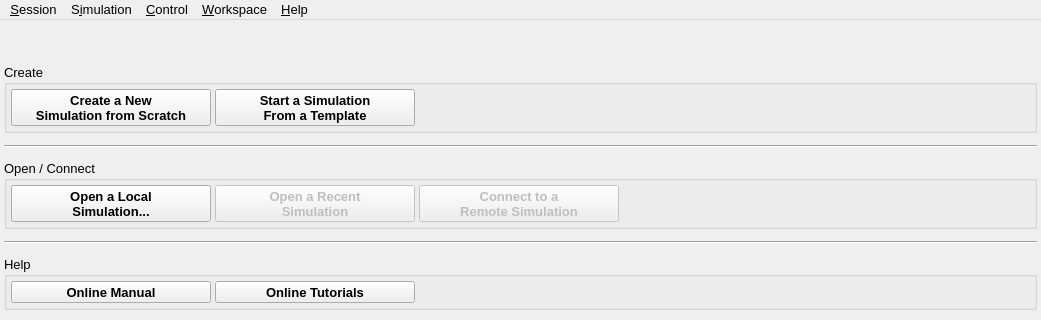
disorderedmaterials/dissolve, file src/gui/gui.ui: the form before one commit; both pictures show x 0 to 1041 and y 0 to 320 of the 1041 by 790 pixel window.
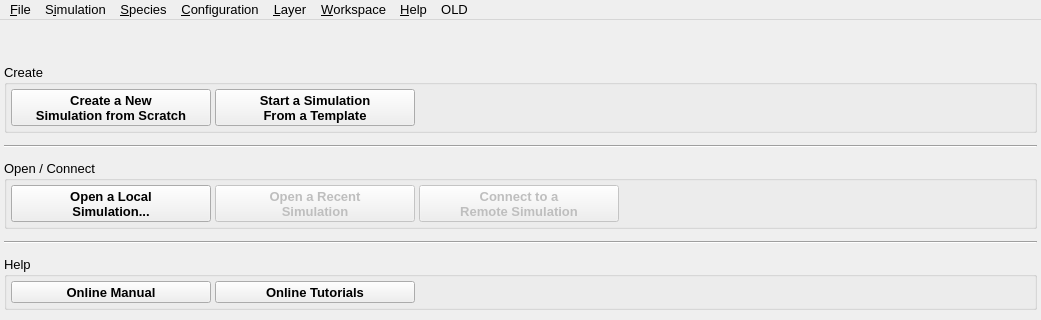
The form after the commit. Icons and pictures are not drawn. Custom widgets are drawn as their Qt base class.

Commit message: Reorganise main menus.

Diff of the .ui file:
```diff
--- a/src/gui/gui.ui
+++ b/src/gui/gui.ui
@@ -798,7 +798,7 @@
      <x>0</x>
      <y>0</y>
      <width>1041</width>
-     <height>25</height>
+     <height>24</height>
     </rect>
    </property>
    <widget class="QMenu" name="SessionMenu">
@@ -808,7 +808,7 @@
      </font>
     </property>
     <property name="title">
-     <string>&amp;Session</string>
+     <string>&amp;File</string>
     </property>
     <addaction name="SessionNewAction"/>
     <addaction name="SessionNewFromTemplateAction"/>
@@ -835,14 +835,14 @@
     </property>
     <addaction name="WorkspaceAddNewAction"/>
    </widget>
-   <widget class="QMenu" name="ControlMenu">
+   <widget class="QMenu" name="SimulationMenu">
     <property name="font">
      <font>
       <pointsize>10</pointsize>
      </font>
     </property>
     <property name="title">
-     <string>&amp;Control</string>
+     <string>S&amp;imulation</string>
     </property>
     <addaction name="SimulationRunAction"/>
     <addaction name="separator"/>
@@ -850,23 +850,20 @@
     <addaction name="SimulationStepFiveAction"/>
     <addaction name="SimulationStepAction"/>
     <addaction name="separator"/>
-   </widget>
-   <widget class="QMenu" name="SimulationMenu">
-    <property name="font">
-     <font>
-      <pointsize>10</pointsize>
-     </font>
-    </property>
-    <property name="title">
-     <string>S&amp;imulation</string>
-    </property>
-    <addaction name="SimulationAddSpeciesAction"/>
-    <addaction name="SimulationAddConfigurationAction"/>
-    <addaction name="SimulationAddProcessingLayerAction"/>
-    <addaction name="SimulationAddForcefieldTermsAction"/>
-    <addaction name="separator"/>
     <addaction name="SimulationSetRandomSeedAction"/>
    </widget>
+   <widget class="QMenu" name="OLDMMenu">
+    <property name="font">
+     <font>
+      <pointsize>10</pointsize>
+     </font>
+    </property>
+    <property name="title">
+     <string>OLD</string>
+    </property>
+    <addaction name="SimulationAddForcefieldTermsAction"/>
+    <addaction name="separator"/>
+   </widget>
    <widget class="QMenu" name="HelpMenu">
     <property name="font">
      <font>
@@ -879,11 +876,49 @@
     <addaction name="HelpOnlineManualAction"/>
     <addaction name="HelpOnlineTutorialsAction"/>
    </widget>
+   <widget class="QMenu" name="SpeciesMenu">
+    <property name="font">
+     <font>
+      <pointsize>10</pointsize>
+     </font>
+    </property>
+    <property name="title">
+     <string>&amp;Species</string>
+    </property>
+    <addaction name="SpeciesAddAction"/>
+    <addaction name="separator"/>
+    <addaction name="SpeciesRenameAction"/>
+   </widget>
+   <widget class="QMenu" name="ConfigurationMenu">
+    <property name="font">
+     <font>
+      <pointsize>10</pointsize>
+     </font>
+    </property>
+    <property name="title">
+     <string>&amp;Configuration</string>
+    </property>
+    <addaction name="ConfigurationAddAction"/>
+   </widget>
+   <widget class="QMenu" name="LayerMenu">
+    <property name="font">
+     <font>
+      <pointsize>10</pointsize>
+     </font>
+    </property>
+    <property name="title">
+     <string>&amp;Layer</string>
+    </property>
+    <addaction name="LayerAddAction"/>
+   </widget>
    <addaction name="SessionMenu"/>
    <addaction name="SimulationMenu"/>
-   <addaction name="ControlMenu"/>
+   <addaction name="SpeciesMenu"/>
+   <addaction name="ConfigurationMenu"/>
+   <addaction name="LayerMenu"/>
    <addaction name="WorkspaceMenu"/>
    <addaction name="HelpMenu"/>
+   <addaction name="OLDMMenu"/>
   </widget>
   <widget class="QStatusBar" name="statusBar"/>
   <action name="SessionOpenLocalAction">
```
Left out of the diff: 47 changed lines with no effect on the pictures. The commit also changes 5 other files.
